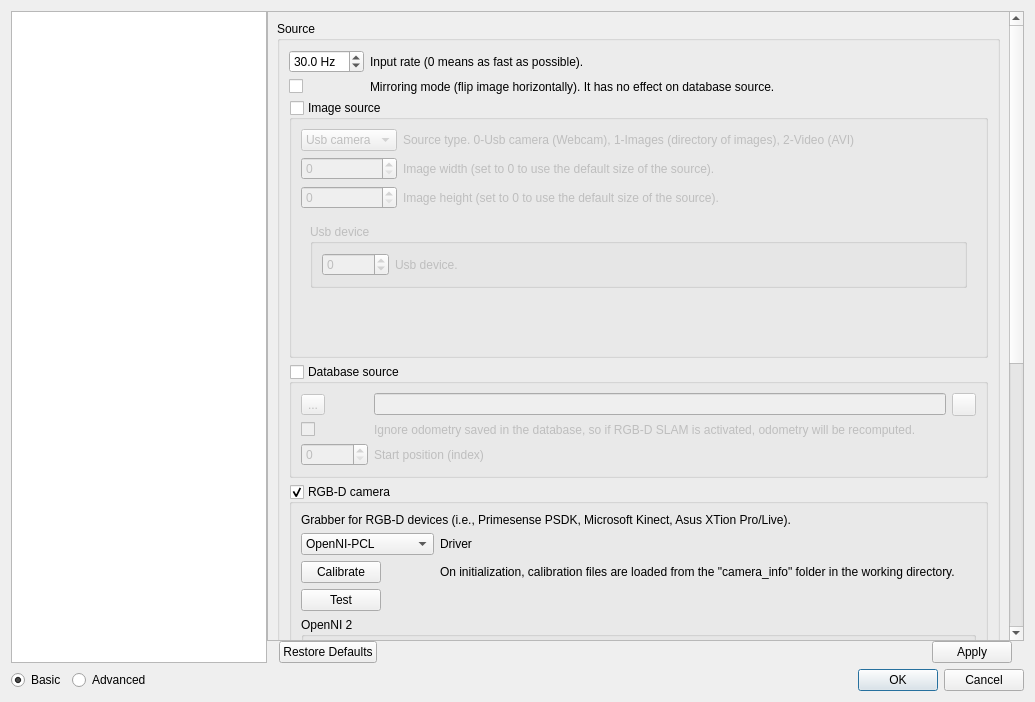
introlab/rtabmap, file guilib/src/ui/preferencesDialog.ui: the form before one commit.
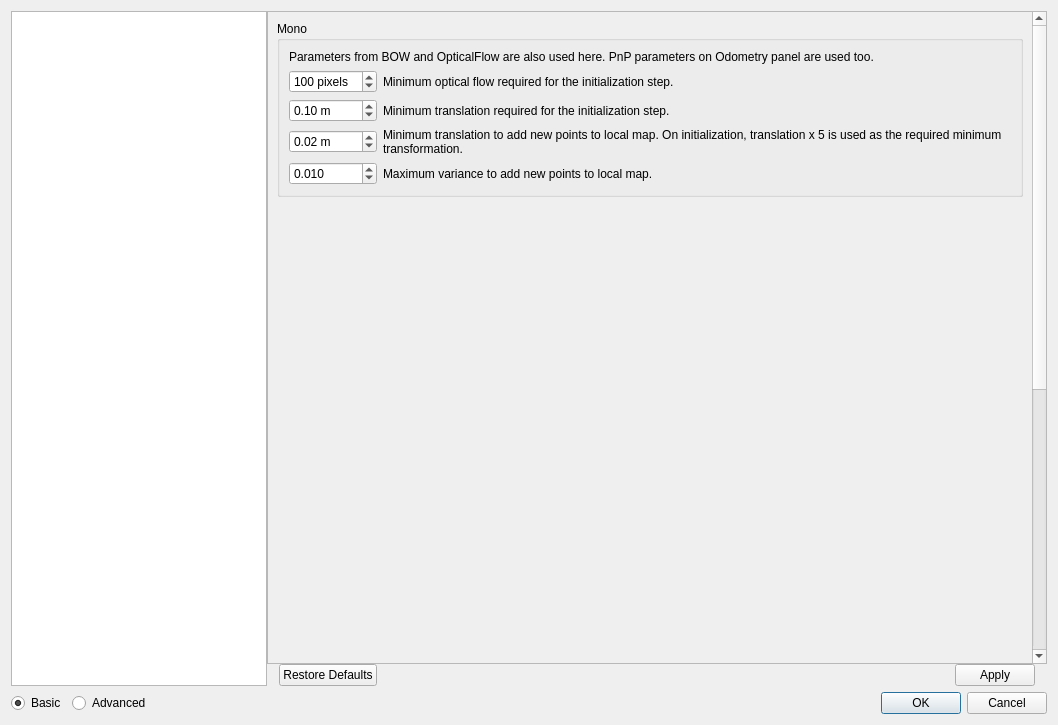
The form after the commit. The open tabs and pages were chosen to show the change. Icons and pictures are not drawn. Custom widgets are drawn as their Qt base class.

Commit message: Added Monocular SLAM (experimental), Odometry classes refactoring

```diff
--- a/guilib/src/ui/preferencesDialog.ui
+++ b/guilib/src/ui/preferencesDialog.ui
@@ -6,8 +6,8 @@
    <rect>
     <x>0</x>
     <y>0</y>
-    <width>1035</width>
-    <height>702</height>
+    <width>1058</width>
+    <height>725</height>
    </rect>
   </property>
   <property name="sizePolicy">
@@ -63,9 +63,9 @@
           <property name="geometry">
            <rect>
             <x>0</x>
-            <y>0</y>
-            <width>737</width>
-            <height>948</height>
+            <y>-368</y>
+            <width>760</width>
+            <height>1009</height>
            </rect>
           </property>
           <layout class="QVBoxLayout" name="verticalLayout_16">
@@ -7116,6 +7116,158 @@
                  </item>
                 </layout>
                </widget>
+               <widget class="QWidget" name="page_30">
+                <layout class="QVBoxLayout" name="verticalLayout_169">
+                 <item>
+                  <widget class="QGroupBox" name="groupBox_odometryMono2">
+                   <property name="title">
+                    <string>Mono</string>
+                   </property>
+                   <layout class="QVBoxLayout" name="verticalLayout_168">
+                    <item>
+                     <widget class="QLabel" name="label_661">
+                      <property name="text">
+                       <string>Parameters from BOW and OpticalFlow are also used here. PnP parameters on Odometry panel are used too.</string>
+                      </property>
+                      <property name="wordWrap">
+                       <bool>true</bool>
+                      </property>
+                     </widget>
+                    </item>
+                    <item>
+                     <layout class="QGridLayout" name="gridLayout_166" columnstretch="0,1">
+                      <item row="0" column="0">
+                       <widget class="QDoubleSpinBox" name="doubleSpinBox_minFlow">
+                        <property name="suffix">
+                         <string> pixels</string>
+                        </property>
+                        <property name="decimals">
+                         <number>0</number>
+                        </property>
+                        <property name="maximum">
+                         <double>1000.000000000000000</double>
+                        </property>
+                        <property name="singleStep">
+                         <double>10.000000000000000</double>
+                        </property>
+                        <property name="value">
+                         <double>100.000000000000000</double>
+                        </property>
+                       </widget>
+                      </item>
+                      <item row="0" column="1">
+                       <widget class="QLabel" name="label_659">
+                        <property name="text">
+                         <string>Minimum optical flow required for the initialization step.</string>
+                        </property>
+                        <property name="wordWrap">
+                         <bool>true</bool>
+                        </property>
+                       </widget>
+                      </item>
+                      <item row="2" column="0">
+                       <widget class="QDoubleSpinBox" name="doubleSpinBox_minTranslation">
+                        <property name="suffix">
+                         <string> m</string>
+                        </property>
+                        <property name="minimum">
+                         <double>0.000000000000000</double>
+                        </property>
+                        <property name="singleStep">
+                         <double>0.010000000000000</double>
+                        </property>
+                        <property name="value">
+                         <double>0.020000000000000</double>
+                        </property>
+                       </widget>
+                      </item>
+                      <item row="2" column="1">
+                       <widget class="QLabel" name="label_660">
+                        <property name="text">
+                         <string>Minimum translation to add new points to local map. On initialization, translation x 5 is used as the required minimum transformation.</string>
+                        </property>
+                        <property name="wordWrap">
+                         <bool>true</bool>
+                        </property>
+                       </widget>
+                      </item>
+                      <item row="1" column="1">
+                       <widget class="QLabel" name="label_662">
+                        <property name="text">
+                         <string>Minimum translation required for the initialization step.</string>
+                        </property>
+                        <property name="wordWrap">
+                         <bool>true</bool>
+                        </property>
+                       </widget>
+                      </item>
+                      <item row="1" column="0">
+                       <widget class="QDoubleSpinBox" name="doubleSpinBox_minInitTranslation">
+                        <property name="suffix">
+                         <string> m</string>
+                        </property>
+                        <property name="minimum">
+                         <double>0.000000000000000</double>
+                        </property>
+                        <property name="singleStep">
+                         <double>0.010000000000000</double>
+                        </property>
+                        <property name="value">
+                         <double>0.100000000000000</double>
+                        </property>
+                       </widget>
+                      </item>
+                      <item row="3" column="1">
+                       <widget class="QLabel" name="label_663">
+                        <property name="text">
+                         <string>Maximum variance to add new points to local map.</string>
+                        </property>
+                        <property name="wordWrap">
+                         <bool>true</bool>
+                        </property>
+                       </widget>
+                      </item>
+                      <item row="3" column="0">
+                       <widget class="QDoubleSpinBox" name="doubleSpinBox_maxVariance">
+                        <property name="suffix">
+                         <string/>
+                        </property>
+                        <property name="decimals">
+                         <number>3</number>
+                        </property>
+                        <property name="minimum">
+                         <double>0.000000000000000</double>
+                        </property>
+                        <property name="singleStep">
+                         <double>0.001000000000000</double>
+                        </property>
+                        <property name="value">
+                         <double>0.010000000000000</double>
+                        </property>
+                       </widget>
+                      </item>
+                     </layout>
+                    </item>
+                   </layout>
+                  </widget>
+                 </item>
+                 <item>
+                  <spacer name="verticalSpacer_88">
+                   <property name="orientation">
+                    <enum>Qt::Vertical</enum>
+                   </property>
+                   <property name="sizeHint" stdset="0">
+                    <size>
+                     <width>20</width>
+                     <height>774</height>
+                    </size>
+                   </property>
+                  </spacer>
+                 </item>
+                </layout>
+                <zorder>groupBox_odometryMono2</zorder>
+                <zorder>verticalSpacer_88</zorder>
+               </widget>
               </widget>
              </item>
             </layout>
```
Left out of the diff: 249 changed lines with no effect on the pictures. The commit also changes 37 other files.
